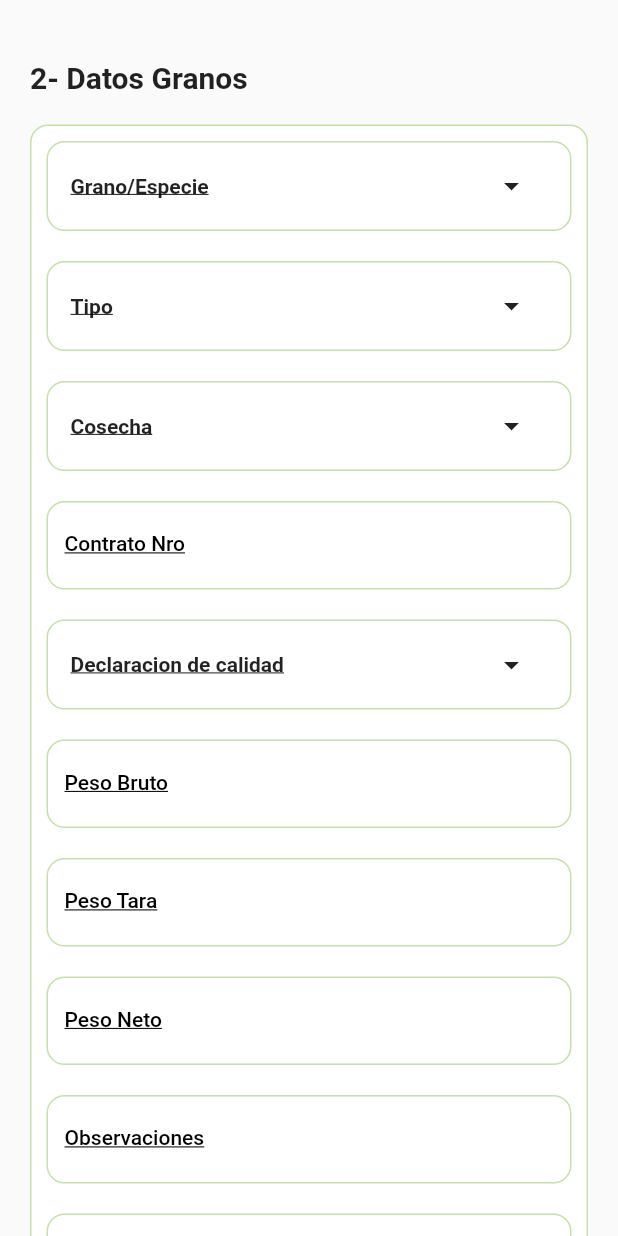
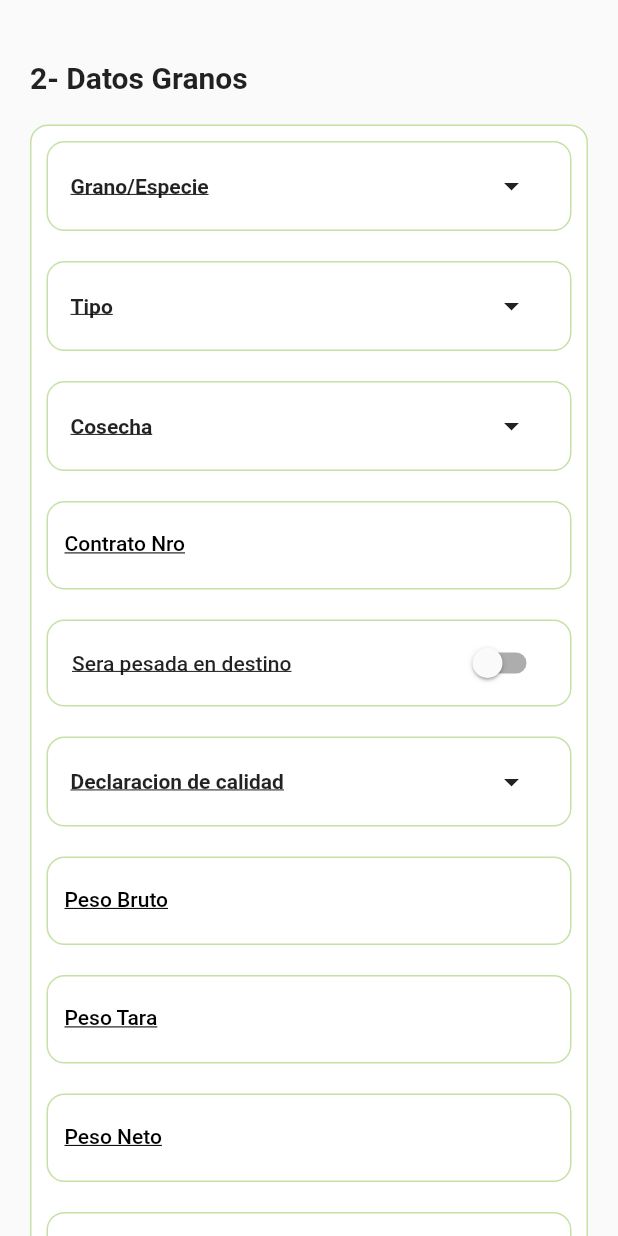
Before and after one commit to HoltzTomas/CDPAPP, a Flutter app: the GrainDataScreen screen opened directly, on a phone screen of 412 x 824 dp. Run offline on Flutter 3.47's test engine with Material 2 defaults, Android fonts, the phone set to English and light mode, and no system bars; our stand-ins replace cloud_firestore, connectivity, file_picker, firebase_auth, firebase_core, firebase_storage and 4 more; missing offline and left inert: syncfusion_flutter_pdf, syncfusion_flutter_signaturepad; accounts and stored records are empty.

Commit message:
Grain Data Switch Button

```diff
--- a/cdp_app/lib/CDP/repository/cdp_api.dart
+++ b/cdp_app/lib/CDP/repository/cdp_api.dart
@@ -77,8 +77,7 @@ class CdpApi {
         GrainData(text: cdp.tipo.text);
     context.read(cosechaProvider).state =
         GrainData(text: cdp.cosecha.text);
-    context.read(contratoNroProvider).state =
-        GrainData(text: cdp.contratoNro.text);
+    context.read(contratoNroProvider).state = cdp.contratoNro;
     context.read(seraPesadaProvider).state = cdp.seraPesada;
     context.read(kgsEstimadosProvider).state = cdp.kgsEstimados;
     context.read(declaracionDeCalidadProvider).state = GrainData(
--- a/cdp_app/lib/Form/ui/screens/GrainDataScreen/widgets/grain_data_form.dart
+++ b/cdp_app/lib/Form/ui/screens/GrainDataScreen/widgets/grain_data_form.dart
@@ -1,7 +1,6 @@
 import 'package:cdp_app/Form/providers/grain_data_providers.dart';
-import 'package:cdp_app/Form/providers/transfer_data_providers.dart';
 import 'package:cdp_app/Form/ui/screens/GrainDataScreen/widgets/grain_data_dropdown_menu.dart';
-import 'package:cdp_app/Form/ui/screens/TransferDataScreen/widgets/transfer_data_dropdown_menu.dart';
+import 'package:cdp_app/Form/ui/screens/GrainDataScreen/widgets/grain_data_switch_button.dart';
 import 'package:cdp_app/Form/ui/widgets/form_text_field.dart';
 import 'package:cdp_app/constants.dart';
 import 'package:flutter/material.dart';
@@ -49,19 +48,19 @@ class GrainDataForm extends ConsumerWidget {
             FormTextField(
               dataWeWantReceive: "Contrato Nro",
               keyboardType: TextInputType.text,
-              onChanged: (value) {
+               onChanged: (value) {
                 watch(contratoNroProvider).state.text = value;
               },
             ),
 
             ///Sera Pesada en destino (Fifth fact of [GrainDataForm])
-            /*GrainDataSwitchButton(
+            GrainDataSwitchButton(
               dataWeWantReceive: "Sera pesada en destino",
               onChanged: (bool value) {
                 context.read(seraPesadaProvider).state = value;
               },
               providerToChange: seraPesadaProvider,
-            ),*/
+            ),
 
             ///Kgs Estimados (Sixth fact of [GrainDataForm])
             if (watch(seraPesadaProvider).state == true)
@@ -126,7 +125,6 @@ class GrainDataForm extends ConsumerWidget {
               text: "Procedencia de la Mercaderia",
               procedenciaProviderToChange: procedenciaProvider,
             ),
-
           ],
         ),
       ),
--- /dev/null
+++ b/cdp_app/lib/Form/ui/screens/GrainDataScreen/widgets/grain_data_switch_button.dart
@@ -0,0 +1,41 @@
+import 'package:cdp_app/constants.dart';
+import 'package:flutter/material.dart';
+import 'package:flutter_riverpod/flutter_riverpod.dart';
+
+class GrainDataSwitchButton extends ConsumerWidget {
+  const GrainDataSwitchButton(
+      {Key? key,
+      required this.onChanged,
+      required this.providerToChange,
+      this.dataWeWantReceive})
+      : super(key: key);
+
+  final String? dataWeWantReceive;
+  final Function(bool) onChanged;
+  final StateProvider<bool> providerToChange;
+
+  @override
+  Widget build(BuildContext context, ScopedReader watch) {
+    return Container(
+      margin: const EdgeInsets.all(defaultPadding / 2),
+      alignment: Alignment.centerLeft,
+      width: double.infinity,
+      decoration: BoxDecoration(
+        border: Border.all(color: primaryColor),
+        borderRadius: BorderRadius.circular(12),
+      ),
+      child: SwitchListTile(
+        title: Text(
+          dataWeWantReceive!,
+          style: const TextStyle(
+            fontWeight: FontWeight.w500,
+            fontSize: 14,
+            decoration: TextDecoration.underline
+          ),
+        ),
+        value: watch(providerToChange).state,
+        onChanged: onChanged,
+      ),
+    );
+  }
+}
```
